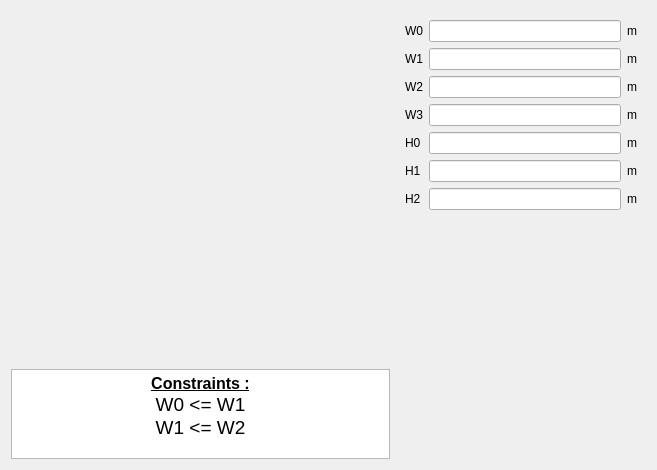
Before: the Qt Designer form pyleecan/GUI/Dialog/DMachineSetup/SWSlot/PWSlot27/PWSlot27.ui in Eomys/pyleecan, drawn with Qt 5.
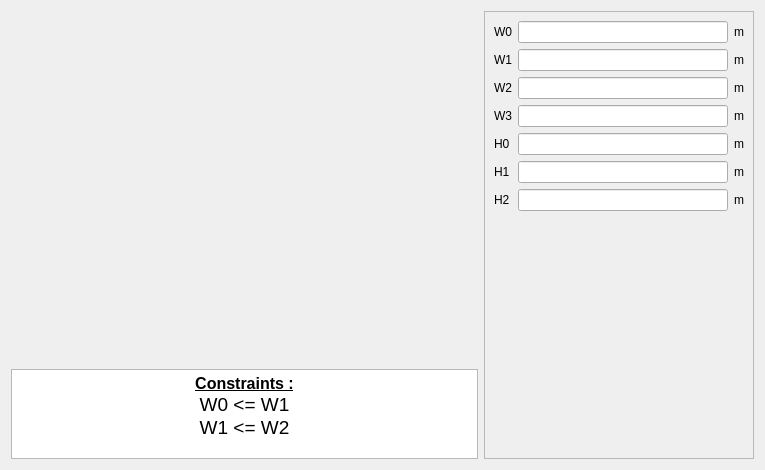
After: the same form once the commit is applied. Icons and pictures are not drawn. Custom widgets are drawn as their Qt base class.

Commit message: [CO] Scroll widget for right column

Patch:
```diff
--- a/pyleecan/GUI/Dialog/DMachineSetup/SWSlot/PWSlot27/PWSlot27.ui
+++ b/pyleecan/GUI/Dialog/DMachineSetup/SWSlot/PWSlot27/PWSlot27.ui
@@ -6,7 +6,7 @@
    <rect>
     <x>0</x>
     <y>0</y>
-    <width>657</width>
+    <width>765</width>
     <height>470</height>
    </rect>
   </property>
@@ -87,20 +87,32 @@
     </layout>
    </item>
    <item>
-    <widget class="QWidget" name="widget" native="true">
+    <widget class="QScrollArea" name="scrollArea">
      <property name="minimumSize">
       <size>
-       <width>250</width>
+       <width>270</width>
        <height>0</height>
       </size>
      </property>
      <property name="maximumSize">
       <size>
-       <width>250</width>
+       <width>270</width>
        <height>16777215</height>
       </size>
      </property>
-     <layout class="QVBoxLayout" name="verticalLayout">
+     <property name="widgetResizable">
+      <bool>true</bool>
+     </property>
+     <widget class="QWidget" name="scrollAreaWidgetContents">
+      <property name="geometry">
+       <rect>
+        <x>0</x>
+        <y>0</y>
+        <width>268</width>
+        <height>446</height>
+       </rect>
+      </property>
+      <layout class="QVBoxLayout" name="verticalLayout_3">
       <item>
        <layout class="QGridLayout" name="gridLayout">
         <item row="0" column="0">
@@ -241,6 +253,7 @@
        <widget class="WWSlotOut" name="w_out" native="true"/>
       </item>
      </layout>
+     </widget>
     </widget>
    </item>
   </layout>
```
Lines whose indentation alone changed are shown as unchanged. The commit also changes 84 other files.
